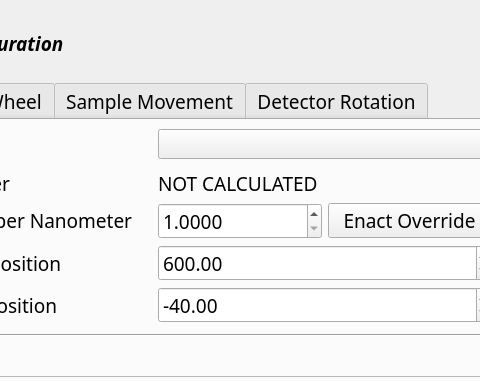
First picture: the form in ui/machine_config.ui, repository mitbailey/MMC, before the edit; both pictures show x 208 to 688 and y 0 to 381 of the 1065 by 717 pixel window.
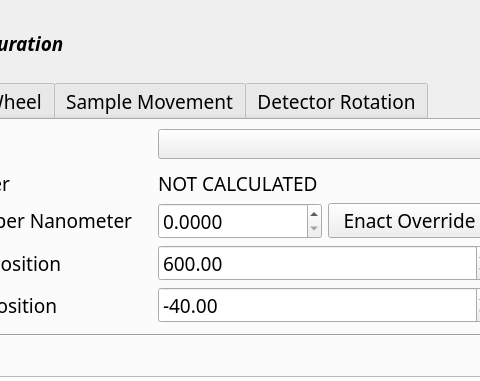
Second picture: the form after the edit.

```diff
--- a/ui/machine_config.ui
+++ b/ui/machine_config.ui
@@ -341,7 +341,7 @@
               <number>4</number>
              </property>
              <property name="minimum">
-              <double>1.000000000000000</double>
+              <double>0.000000000000000</double>
              </property>
              <property name="maximum">
               <double>9999999.000000000000000</double>
```
